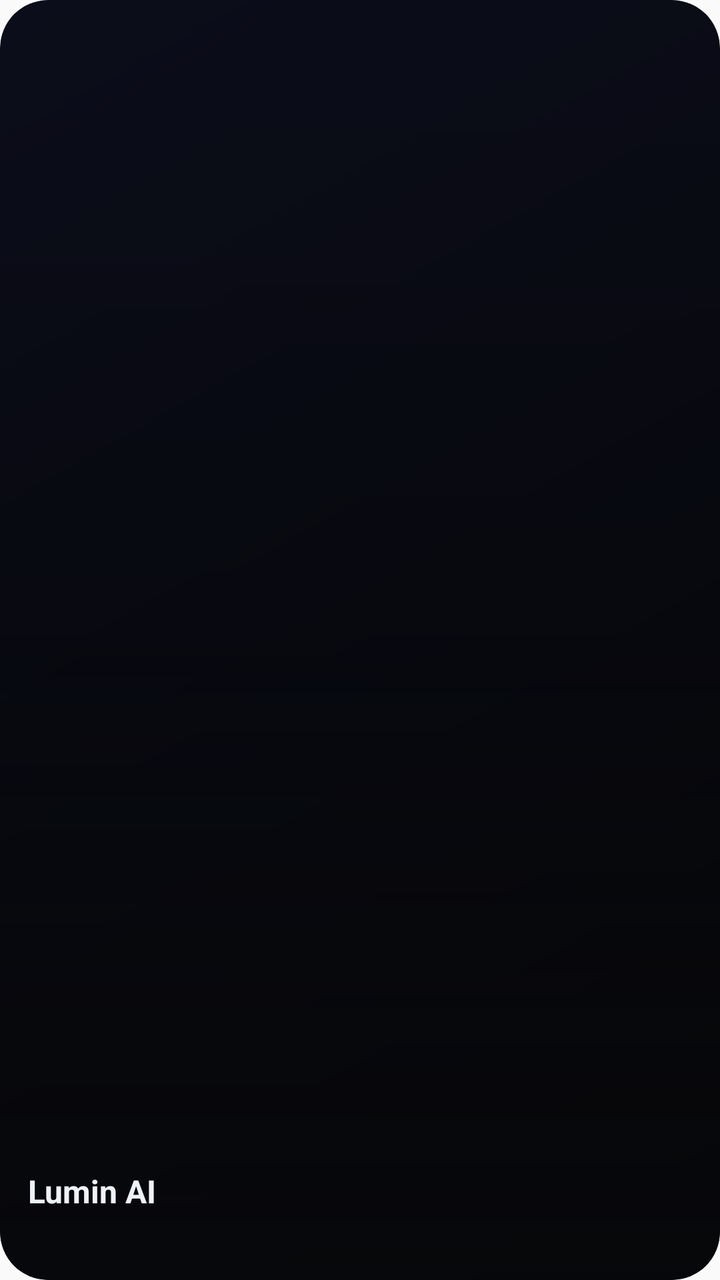
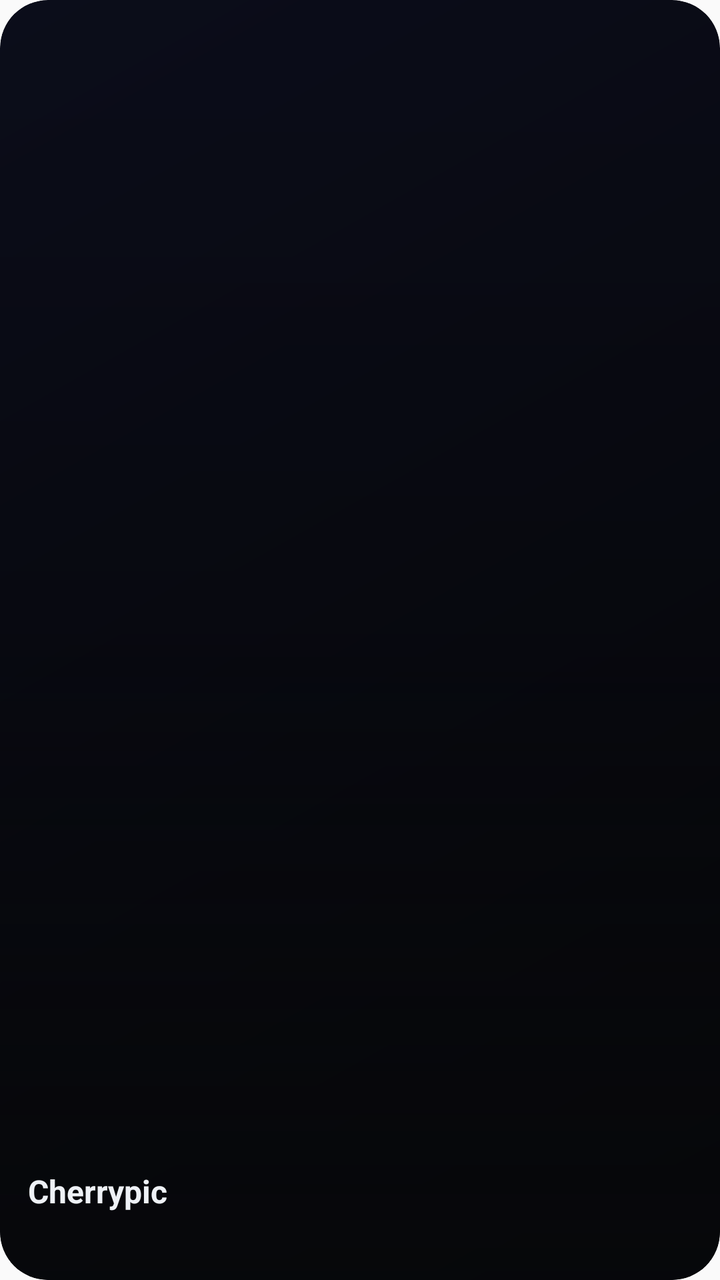

Before-and-after screenshots of an Android layout around one commit, followed by the original layout XML and the change that was made.
<!-- AndroidManifest.xml: application theme AppTheme -->
<!-- res/layout/lumin_widget.xml -->
<?xml version="1.0" encoding="utf-8"?>
<FrameLayout xmlns:android="http://schemas.android.com/apk/res/android"
    android:id="@+id/widget_root"
    android:layout_width="match_parent"
    android:layout_height="match_parent"
    android:background="@drawable/lumin_widget_bg"
    android:clipToOutline="true">

    <ImageView
        android:id="@+id/widget_photo"
        android:layout_width="match_parent"
        android:layout_height="match_parent"
        android:scaleType="centerCrop"
        android:contentDescription="@null" />

    <View
        android:layout_width="match_parent"
        android:layout_height="match_parent"
        android:background="@drawable/lumin_widget_shade" />

    <LinearLayout
        android:layout_width="match_parent"
        android:layout_height="wrap_content"
        android:layout_gravity="bottom"
        android:orientation="vertical"
        android:padding="14dp">

        <TextView
            android:id="@+id/widget_title"
            android:layout_width="wrap_content"
            android:layout_height="wrap_content"
            android:text="Lumin AI"
            android:textColor="#FFEEF1F6"
            android:textSize="16sp"
            android:textStyle="bold" />

        <TextView
            android:id="@+id/widget_subtitle"
            android:layout_width="wrap_content"
            android:layout_height="wrap_content"
            android:layout_marginTop="2dp"
            android:textColor="#FF5EE6FF"
            android:textSize="13sp" />
    </LinearLayout>
</FrameLayout>
<!-- resources referenced by this layout -->
<resources>
  <!-- drawable lumin_widget_bg (drawable) -->
  <?xml version="1.0" encoding="utf-8"?>
  <shape xmlns:android="http://schemas.android.com/apk/res/android" android:shape="rectangle">
      <corners android:radius="24dp" />
      <gradient android:angle="315" android:startColor="#FF0B0D1A" android:endColor="#FF06070A" />
  </shape>
  <!-- drawable lumin_widget_shade (drawable) -->
  <?xml version="1.0" encoding="utf-8"?>
  <shape xmlns:android="http://schemas.android.com/apk/res/android" android:shape="rectangle">
      <corners android:radius="24dp" />
      <gradient android:angle="270" android:startColor="#00000000" android:centerColor="#33000000" android:endColor="#DD06070A" />
  </shape>
  <style name="AppTheme" parent="Theme.AppCompat.Light.DarkActionBar">
          
          <item name="colorPrimary">@color/colorPrimary</item>
          <item name="colorPrimaryDark">@color/colorPrimaryDark</item>
          <item name="colorAccent">@color/colorAccent</item>
          
          <item name="android:windowOptOutEdgeToEdgeEnforcement">true</item>
      </style>
</resources>

<!-- the commit's change to res/layout/lumin_widget.xml (unified diff, before → after) -->
@@ -29,7 +29,7 @@
             android:id="@+id/widget_title"
             android:layout_width="wrap_content"
             android:layout_height="wrap_content"
-            android:text="Lumin AI"
+            android:text="Cherrypic"
             android:textColor="#FFEEF1F6"
             android:textSize="16sp"
             android:textStyle="bold" />
